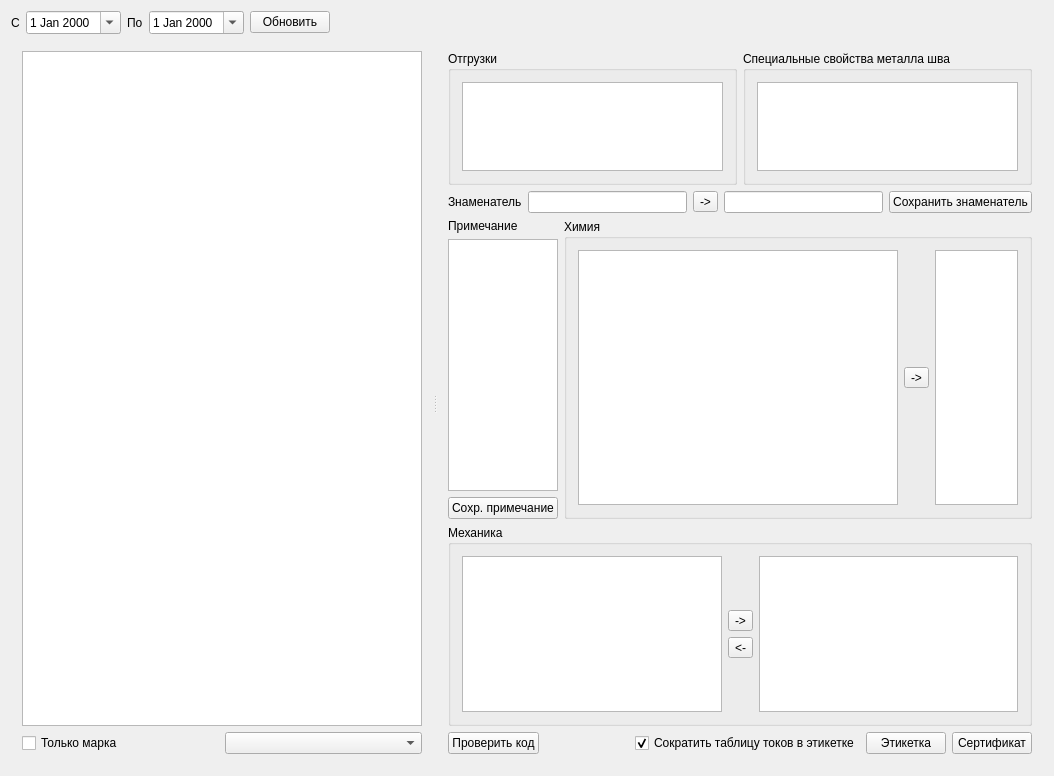
Above: formpart.ui from Sergeyego/el_sert before the change. Below: the same form after it.
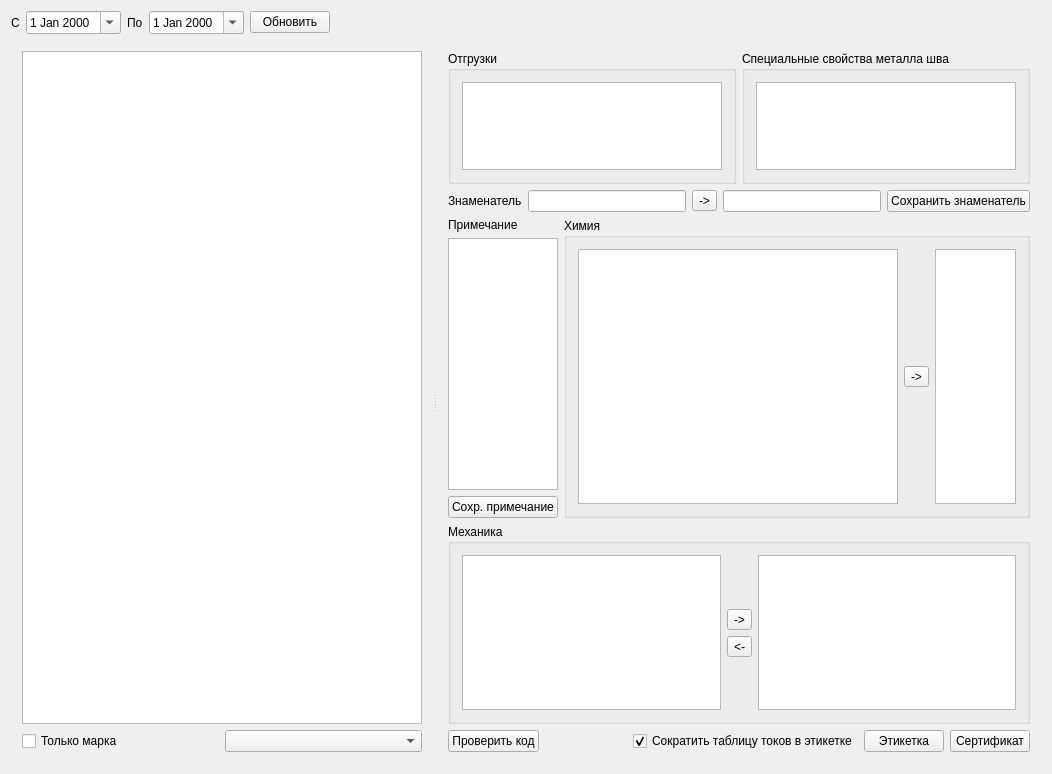
That is the form after the change. Custom widgets are drawn as their Qt base class.

Commit message: fix selection mech

Patch:
```diff
--- a/formpart.ui
+++ b/formpart.ui
@@ -6,8 +6,8 @@
    <rect>
     <x>0</x>
     <y>0</y>
-    <width>1054</width>
-    <height>776</height>
+    <width>1052</width>
+    <height>774</height>
    </rect>
   </property>
   <property name="windowTitle">
```
Left out of the diff: 6 changed lines with no effect on the pictures.
